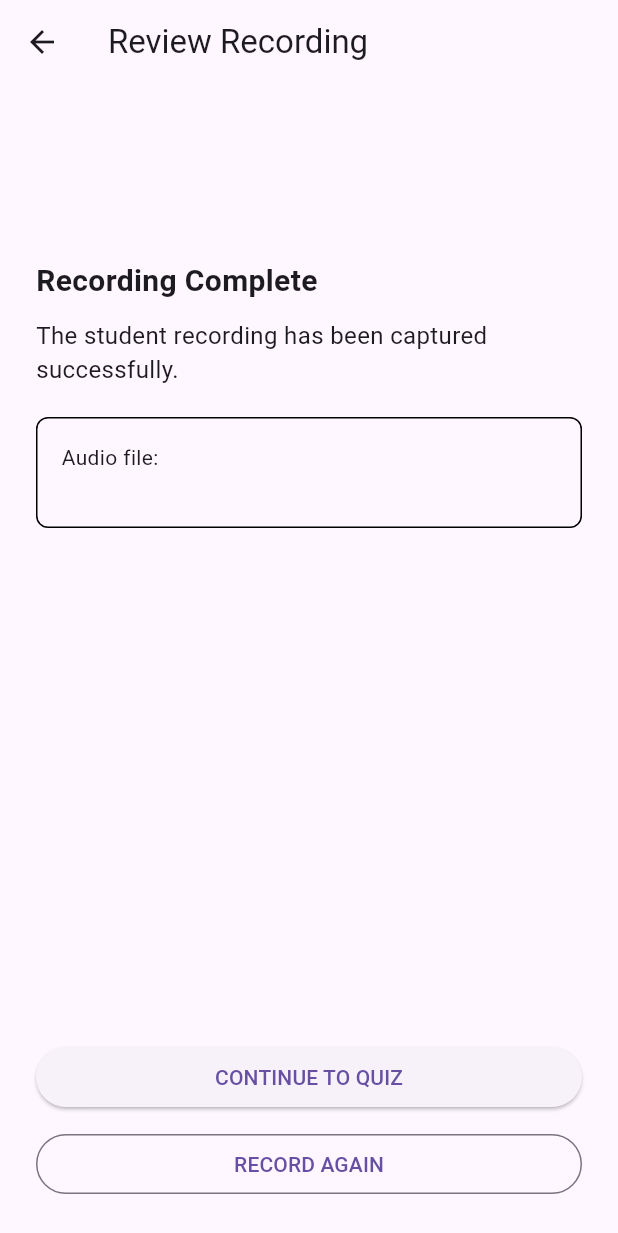
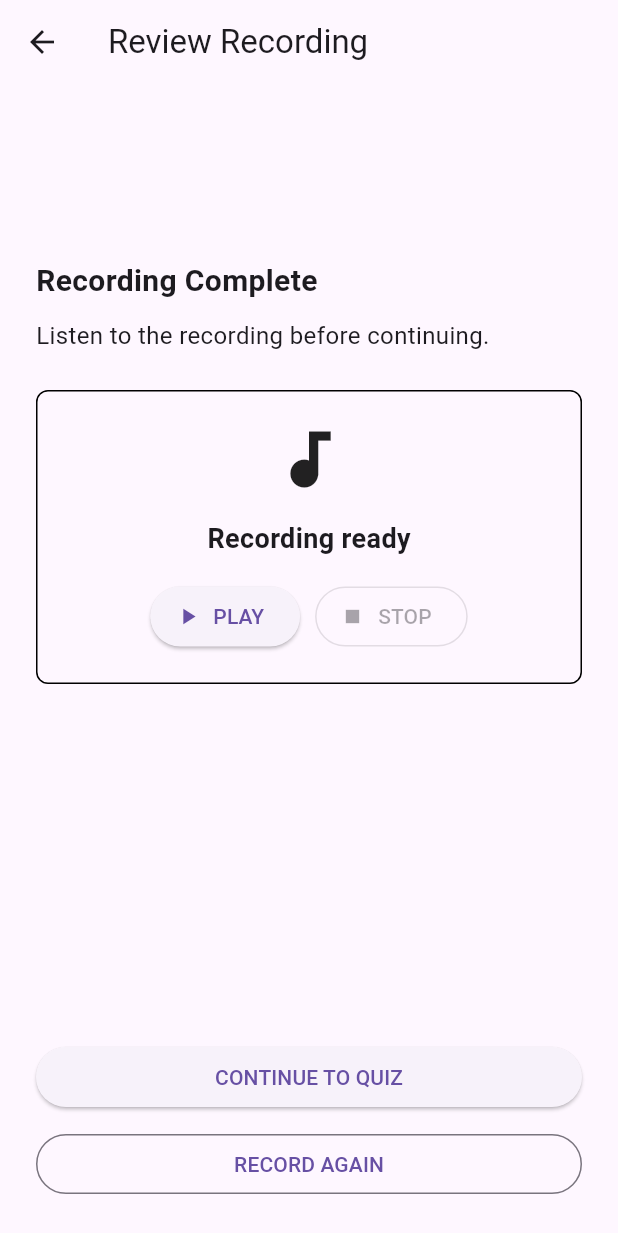
Before and after one commit to gwen041/Read-EE, a Flutter app: the RecordingReviewScreen screen opened directly with empty values, on a phone screen of 412 x 824 dp. Shown: the top 1233 px of the screen. Run offline on Flutter 3.47's test engine with Material 3 defaults, Android fonts, the phone set to English and light mode, and no system bars; our stand-ins replace audioplayers, file_picker; missing offline and left inert: record, universal_html.

Commit message:
Add: audio playback

```diff
--- a/frontend/lib/screens/recording_review_screen.dart
+++ b/frontend/lib/screens/recording_review_screen.dart
@@ -1,6 +1,7 @@
+import 'package:audioplayers/audioplayers.dart';
 import 'package:flutter/material.dart';
 
-class RecordingReviewScreen extends StatelessWidget {
+class RecordingReviewScreen extends StatefulWidget {
   final String studentName;
   final String materialTitle;
   final String passage;
@@ -15,6 +16,41 @@ class RecordingReviewScreen extends StatelessWidget {
   });
 
   @override
+  State<RecordingReviewScreen> createState() =>
+      _RecordingReviewScreenState();
+}
+
+class _RecordingReviewScreenState
+    extends State<RecordingReviewScreen> {
+  final AudioPlayer audioPlayer = AudioPlayer();
+
+  bool isPlaying = false;
+
+  @override
+  void dispose() {
+    audioPlayer.dispose();
+    super.dispose();
+  }
+
+  Future<void> playRecording() async {
+    await audioPlayer.play(
+      UrlSource(widget.audioPath),
+    );
+
+    setState(() {
+      isPlaying = true;
+    });
+  }
+
+  Future<void> stopRecordingPlayback() async {
+    await audioPlayer.stop();
+
+    setState(() {
+      isPlaying = false;
+    });
+  }
+
+  @override
   Widget build(BuildContext context) {
     return Scaffold(
       appBar: AppBar(
@@ -26,7 +62,7 @@ class RecordingReviewScreen extends StatelessWidget {
           crossAxisAlignment: CrossAxisAlignment.start,
           children: [
             Text(
-              studentName,
+              widget.studentName,
               style: const TextStyle(
                 fontSize: 24,
                 fontWeight: FontWeight.bold,
@@ -36,8 +72,10 @@ class RecordingReviewScreen extends StatelessWidget {
             const SizedBox(height: 8),
 
             Text(
-              materialTitle,
-              style: const TextStyle(fontSize: 18),
+              widget.materialTitle,
+              style: const TextStyle(
+                fontSize: 18,
+              ),
             ),
 
             const SizedBox(height: 25),
@@ -53,22 +91,63 @@ class RecordingReviewScreen extends StatelessWidget {
             const SizedBox(height: 10),
 
             const Text(
-              'The student recording has been captured successfully.',
+              'Listen to the recording before continuing.',
               style: TextStyle(fontSize: 16),
             ),
 
-            const SizedBox(height: 20),
+            const SizedBox(height: 25),
 
             Container(
               width: double.infinity,
-              padding: const EdgeInsets.all(16),
+              padding: const EdgeInsets.all(20),
               decoration: BoxDecoration(
                 border: Border.all(),
                 borderRadius: BorderRadius.circular(8),
               ),
-              child: Text(
-                'Audio file:\n$audioPath',
-                style: const TextStyle(fontSize: 14),
+              child: Column(
+                children: [
+                  const Icon(
+                    Icons.audiotrack,
+                    size: 50,
+                  ),
+
+                  const SizedBox(height: 15),
+
+                  Text(
+                    isPlaying
+                        ? 'Playing recording...'
+                        : 'Recording ready',
+                    style: const TextStyle(
+                      fontSize: 18,
+                      fontWeight: FontWeight.bold,
+                    ),
+                  ),
+
+                  const SizedBox(height: 15),
+
+                  Row(
+                    mainAxisAlignment: MainAxisAlignment.center,
+                    children: [
+                      ElevatedButton.icon(
+                        onPressed: isPlaying
+                            ? null
+                            : playRecording,
+                        icon: const Icon(Icons.play_arrow),
+                        label: const Text('PLAY'),
+                      ),
+
+                      const SizedBox(width: 10),
+
+                      OutlinedButton.icon(
+                        onPressed: isPlaying
+                            ? stopRecordingPlayback
+                            : null,
+                        icon: const Icon(Icons.stop),
+                        label: const Text('STOP'),
+                      ),
+                    ],
+                  ),
+                ],
               ),
             ),
 
--- a/frontend/pubspec.yaml
+++ b/frontend/pubspec.yaml
@@ -37,6 +37,7 @@ dependencies:
   file_picker: ^13.1.0
   universal_html: ^2.3.0
   record: ^7.1.1
+  audioplayers: ^6.8.1
 
 dev_dependencies:
   flutter_test:
```
Also changed, not shown: frontend/pubspec.lock, 5 other files.
